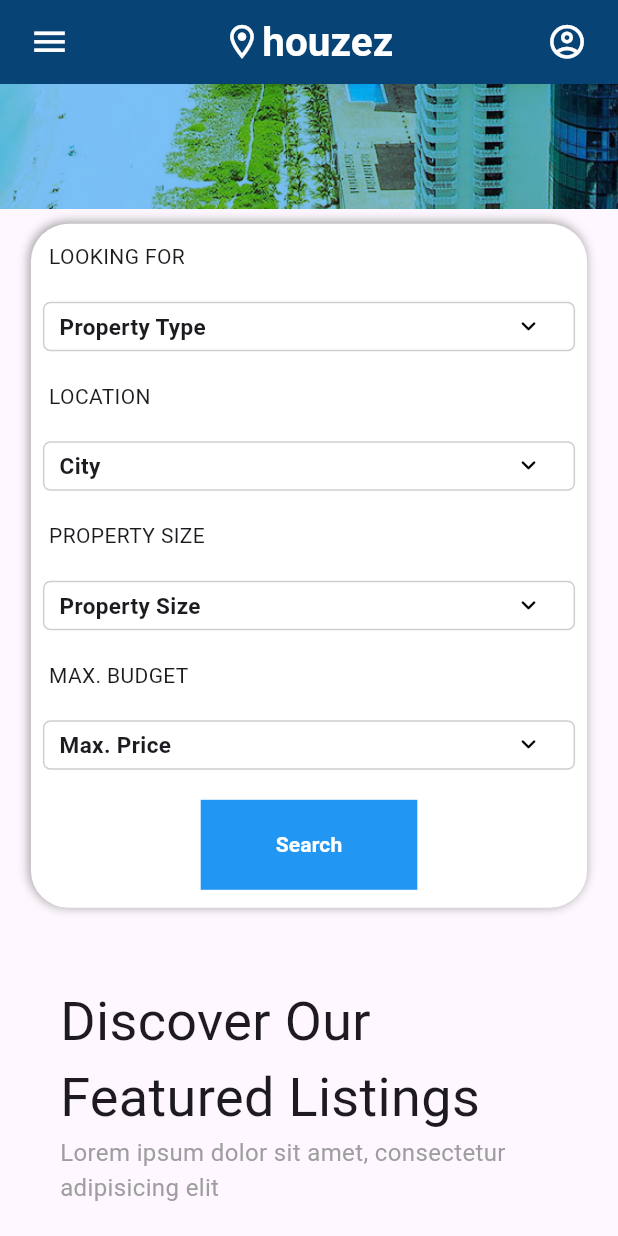
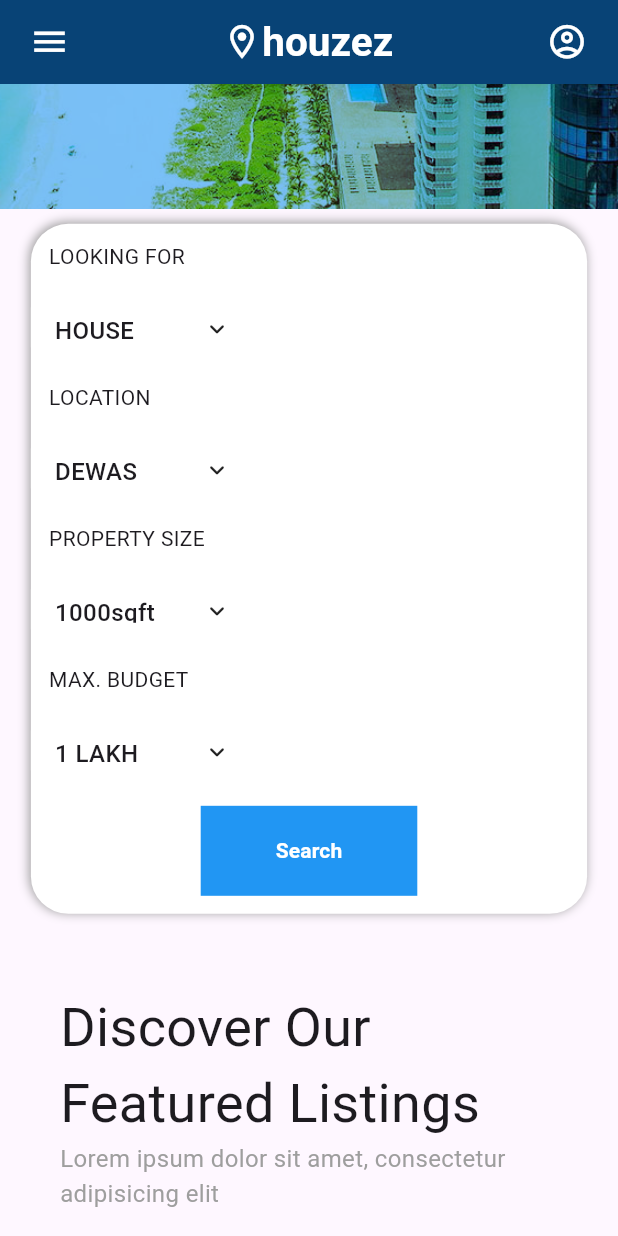
Before and after one commit to 21samarth/Intership_task, a Flutter app: the screen it shows after launch, scrolled down 576 dp, on a phone screen of 412 x 824 dp. Run offline on Flutter 3.47's test engine with Material 3 defaults, Android fonts, the phone set to English and light mode, and no system bars; drawn by our look-alikes of animated_custom_dropdown, auto_size_text.

Commit message:
task done

```diff
--- a/lib/main.dart
+++ b/lib/main.dart
@@ -1,7 +1,7 @@
+import 'package:animated_custom_dropdown/custom_dropdown.dart';
 import 'package:flutter/material.dart';
 import 'package:auto_size_text/auto_size_text.dart';
 import 'package:intership_task/components/CardComponent.dart';
-import 'package:intership_task/components/FromDropDownComponent.dart';
 import 'package:intership_task/components/NavOptionComponent.dart';
 
 void main() {
@@ -38,9 +38,10 @@ class _LandingPageState extends State<LandingPage> {
   bool btnTwo = false;
   bool btnThree = false;
   String selectedProperty = "Select Property";
+  String selectedPropertySize = "Select Property";
   String selectedLocation = "Select Location";
   String selectedPrice = "Select Price";
-  String? selectedValue;
+  String selectedValue = '';
   @override
   Widget build(BuildContext context) {
     double height = MediaQuery.of(context).size.height;
@@ -286,11 +287,12 @@ class _LandingPageState extends State<LandingPage> {
                                     ],
                                   ),
                                   SizedBox(width: width*0.2,),
-                                  Navoptioncomponent(title: "HOME",option1: "DEFAULT",option2: "WITH CAPTION FORM",option3: "WITH MAP",option4: "WITH IMAGE BANNER",selectedProperty: selectedProperty),
-                                  Navoptioncomponent(title: "PROPERTIES",option1: "GRID LAYOUT",option2: "LIST LAYOUT",option3: "WITH TABS",option4: "WITH PARALLAX",selectedProperty: selectedProperty),
-                                  Navoptioncomponent(title: "PROPERTY",option1: "DEFAULT LAYOUT",option2: "PROPERTY LAYOUT V1",option3: "PROPERTY LAYOUT V2",option4: "PROPERTY LAYOUT V3",selectedProperty: selectedProperty),
-                                  Navoptioncomponent(title: "REALTORS",option1: "AGENTS",option2: "AGENTS PROFILE",option3: "AGENCIES",option4: "AGENCIES PROFILE",selectedProperty: selectedProperty),
-                                  Navoptioncomponent(title: "OTHERS",option1: "ABOUT",option2: "CONTACT US",option3: "FAQ",option4: "BLOG",selectedProperty: selectedProperty),
+                                  // Test(),
+                                  Navoptioncomponent(title: "HOME",item1: "DEFAULT",item2: "WITH MAP",item3: "With Video",item4: "WITH IMAGE BANNER",),
+                                  Navoptioncomponent(title: "PROPERTIES",item1: "GRID LAYOUT",item2: "LIST LAYOUT",item3: "WITH TABS",item4: "WITH PARALLAX"),
+                                  Navoptioncomponent(title: "PROPERTY",item1: "DEFAULT LAYOUT",item2: "PROPERTY LAYOUT V1",item3: "PROPERTY LAYOUT V2",item4: "PROPERTY LAYOUT V3",),
+                                  Navoptioncomponent(title: "REALTORS",item1: "AGENTS",item2: "AGENTS PROFILE",item3: "AGENCIES",item4: "AGENCIES PROFILE",),
+                                  Navoptioncomponent(title: "OTHERS",item1: "ABOUT",item2: "CONTACT US",item3: "FAQ",item4: "BLOG"),
                                   Padding(
                                     padding: const EdgeInsets.all(10.0),
                                     child: Icon(Icons.wifi_calling_3_rounded,color: Colors.white,),
@@ -523,15 +525,35 @@ class _LandingPageState extends State<LandingPage> {
                       crossAxisAlignment: CrossAxisAlignment.start,
                       children: [
                         AutoSizeText("LOOKING FOR"),
-                        Fromdropdowncomponent(title: "Property Type", selectedProperty: selectedProperty, option1: "House", option2: "plot", option3: "Villa", option4: "Hotels", option5: "Farms"),
-
+                        Container(
+                          width: 150,
+                          height: 50,
+                          child: CustomDropdown<String>(
+                            hintText: 'Select',
+                            items: ["HOUSE","VILLA","OFFICE","SHOP","APPARTMENT"],
+                            initialItem: "HOUSE",
+                            onChanged: (value) {
+                              print(value);
+                            },
+                          ),
+                        ),
                       ],
                     ), Column(
                       mainAxisAlignment: MainAxisAlignment.spaceEvenly,
                       crossAxisAlignment: CrossAxisAlignment.start,
                       children: [
                         AutoSizeText("LOCATION"),
-                        Fromdropdowncomponent(title: "City", selectedProperty: selectedProperty, option1: "Dewas", option2: "Indore", option3: "Ujjain", option4: "bhopal", option5: "Guna"),
+                        Container(
+                          width: 150,height: 50,
+                          child: CustomDropdown<String>(
+                            hintText: 'Select',
+                            items: ["DEWAS","INDORE","UJJAIN","DHAR","BHOPAL","SHAJAPUR"],
+                            initialItem: "DEWAS",
+                            onChanged: (value) {
+                              print(value);
+                            },
+                          ),
+                        ),
                       ],
                     ),
                     Column(
@@ -539,16 +561,36 @@ class _LandingPageState extends State<LandingPage> {
                       crossAxisAlignment: CrossAxisAlignment.start,
                       children: [
                         AutoSizeText("PROPERTY SIZE"),
-                        Fromdropdowncomponent(title: "Property Size", selectedProperty: selectedProperty, option1: "500 sqft", option2: "1000 sqft", option3: "1500sqft", option4: "2000 sqft", option5: "2500 sqft"),
-
+                        Container(
+                          width: 150,
+                          height: 50,
+                          child: CustomDropdown<String>(
+                            hintText: 'Select',
+                            items: ["1000SQFT","2000SQFT","3000SQFT","4000SQFT","5000SQFT","6000SQFT"],
+                            initialItem: "1000SQFT",
+                            onChanged: (value) {
+                              print(value);
+                            },
+                          ),
+                        ),
                       ],
                     ),Column(
                       mainAxisAlignment: MainAxisAlignment.spaceEvenly,
                       crossAxisAlignment: CrossAxisAlignment.start,
                       children: [
                         AutoSizeText("MAX. BUDGET"),
-                        Fromdropdowncomponent(title: "Max. Price", selectedProperty: selectedProperty, option1: "1 lakh", option2: "5 lakh", option3: "10 lakh", option4: "15 lakh", option5: "20 lakh"),
-
+                         Container(
+                           width: 150,
+                           height: 50,
+                           child: CustomDropdown<String>(
+                             hintText: 'Select',
+                             items: ["1 LAKH","5 LAKH","10 LAKH","15 LAKH","20 LAKH"],
+                             initialItem: "1 LAKH",
+                             onChanged: (value) {
+                               print(value);
+                             },
+                           ),
+                         ),
 
                       ],
                     ),
@@ -587,26 +629,66 @@ class _LandingPageState extends State<LandingPage> {
                         padding: const EdgeInsets.all(12.0),
                         child: AutoSizeText("LOOKING FOR"),
                       ),
-                      Fromdropdowncomponent(title: "Property Type", selectedProperty: selectedProperty, option1: "House", option2: "plot", option3: "Villa", option4: "Hotels", option5: "Farms"),
-
+                      Container(
+                        width: 150,
+                        height: 50,
+                        child: CustomDropdown<String>(
+                          hintText: 'Select',
+                          items: ["HOUSE","VILLA","OFFICE","SHOP","APARTMENT"],
+                          initialItem: "HOUSE",
+                          onChanged: (value) {
+                            print(value);
+                          },
+                        ),
+                      ),
                       Padding(
                         padding: const EdgeInsets.all(12.0),
                         child: AutoSizeText("LOCATION"),
                       ),
-                      Fromdropdowncomponent(title: "City", selectedProperty: selectedProperty, option1: "Dewas", option2: "Indore", option3: "Ujjain", option4: "bhopal", option5: "Guna"),
-
+                      Container(
+                        width: 150,
+                        height: 50,
+                        child: CustomDropdown<String>(
+                          hintText: 'Select Property',
+                          items: ["DEWAS","INDORE","UJJAIN","DHAR","BHOPAL","SHAJAPUR"],
+                          initialItem: "DEWAS",
+                          onChanged: (value) {
+                            print(value);
+                          },
+                        ),
+                      ),
                       Padding(
                         padding: const EdgeInsets.all(12.0),
                         child: AutoSizeText("PROPERTY SIZE"),
                       ),
-                      Fromdropdowncomponent(title: "Property Size", selectedProperty: selectedProperty, option1: "500 sqft", option2: "1000 sqft", option3: "1500sqft", option4: "2000 sqft", option5: "2500 sqft"),
-
+                      Container(
+                        width: 150,
+                        height: 50,
+                        child: CustomDropdown<String>(
+                          hintText: 'Select',
+                          items: ["1000sqft","2000sqft","3000sqft","4000sqft","5000sqft","6000sqft"],
+                          initialItem: "1000sqft",
+                          onChanged: (value) {
+                            print(value);
+                          },
+                        ),
+                      ),
                       Padding(
                         padding: const EdgeInsets.all(12.0),
                         child: AutoSizeText("MAX. BUDGET"),
                       ),
-                      Fromdropdowncomponent(title: "Max. Price", selectedProperty: selectedProperty, option1: "1 lakh", option2: "5 lakh", option3: "10 lakh", option4: "15 lakh", option5: "20 lakh"),
-
+                      Container(
+                        width: 150,
+                        height: 50,
+                        child: CustomDropdown<String>(
+                          hintText: 'Select',
+                          items: ["1 lakh","5 lakh","10 lakh","15 lakh","20 lakh","25 lakh"],
+                          initialItem: "1 LAKH",
+                          onChanged: (value) {
+                            print(value);
+                          },
+                        ),
+                      ),
                       Center(
                         child: Padding(
                           padding: const EdgeInsets.all(12.0),
--- a/pubspec.yaml
+++ b/pubspec.yaml
@@ -37,6 +37,7 @@ dependencies:
   cupertino_icons: ^1.0.8
   get: ^4.7.2
   auto_size_text: ^3.0.0
+  animated_custom_dropdown: ^3.1.1
 
 dev_dependencies:
   flutter_test:
```
Also changed, not shown: lib/components/NavOptionComponent.dart (+11 -10 lines), pubspec.lock.
